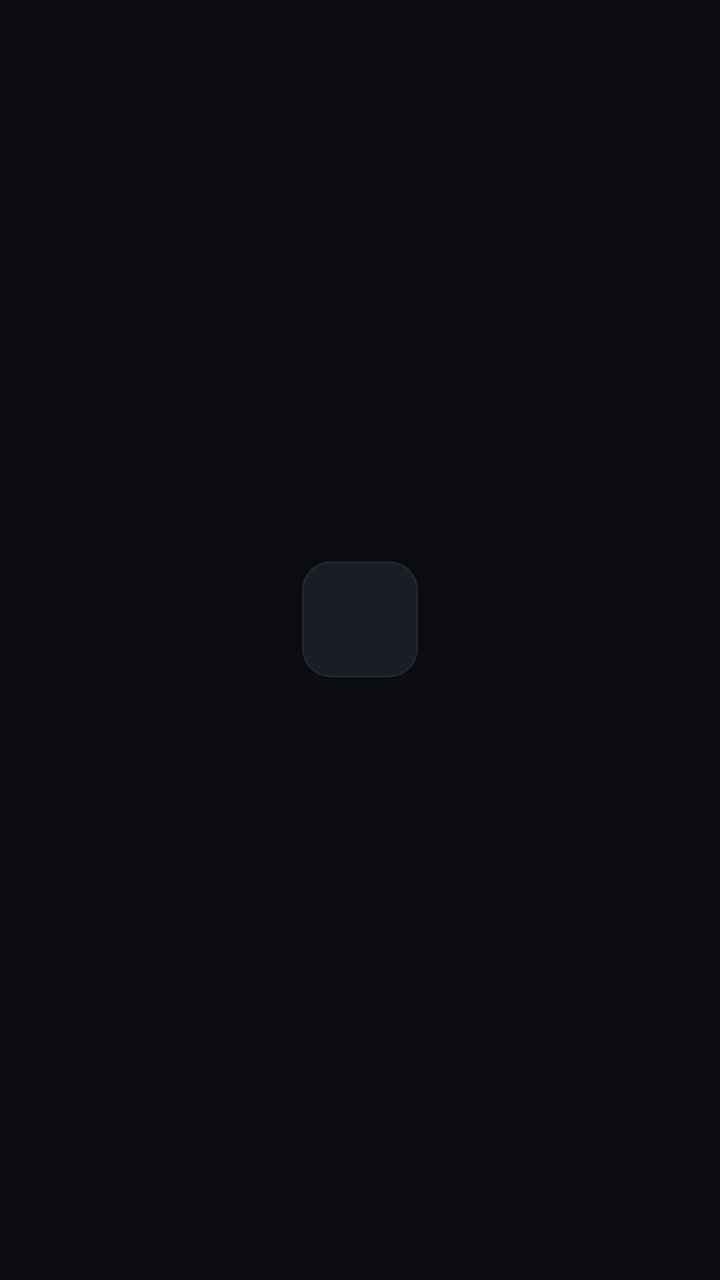
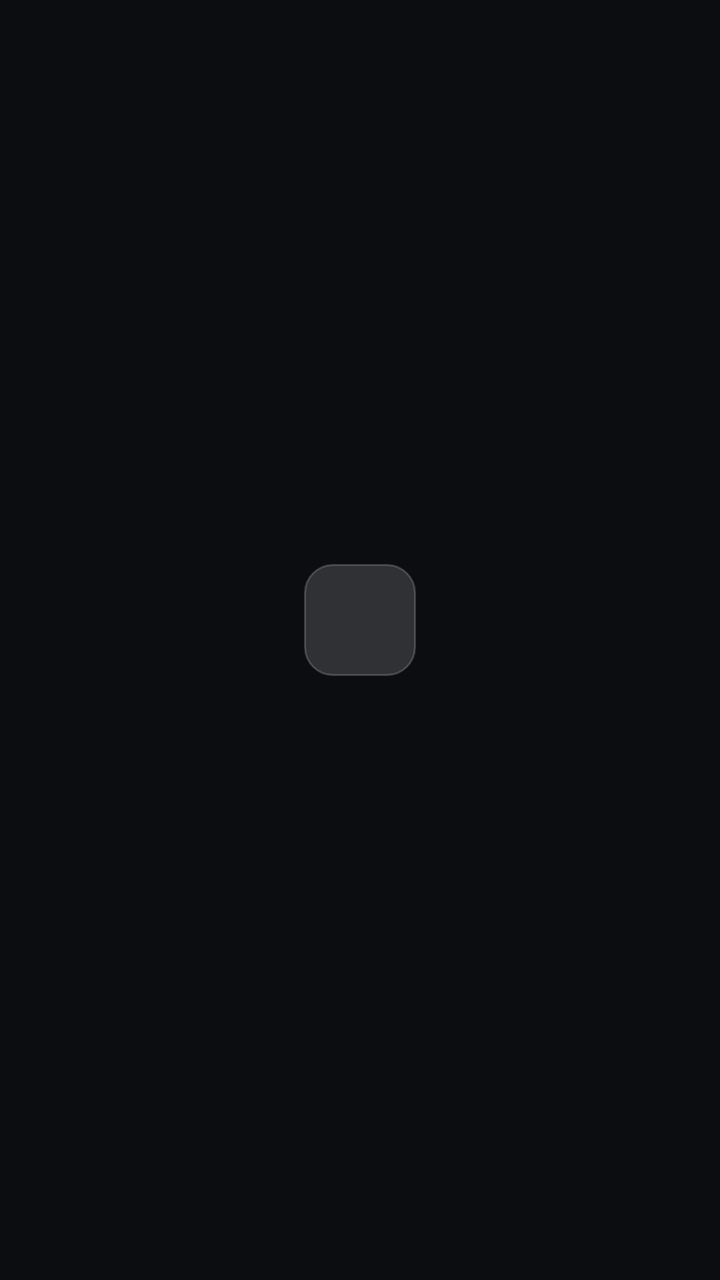

Two renders of the same Android screen: before a commit and after it. Below are the layout's source before the change and the commit's diff.
<!-- AndroidManifest.xml: application theme Theme.ApexDrive -->
<!-- res/layout/item_app_tile.xml -->
<?xml version="1.0" encoding="utf-8"?>
<LinearLayout xmlns:android="http://schemas.android.com/apk/res/android"
    android:layout_width="match_parent"
    android:layout_height="96dp"
    android:orientation="vertical"
    android:gravity="center"
    android:clickable="true"
    android:focusable="true">

    
    <FrameLayout
        android:layout_width="58dp"
        android:layout_height="58dp"
        android:background="@drawable/bg_squircle"
        android:padding="10dp">

        <ImageView
            android:id="@+id/ivAppIcon"
            android:layout_width="match_parent"
            android:layout_height="match_parent"
            android:scaleType="fitCenter"
            android:contentDescription="App Icon" />
    </FrameLayout>

    
    <TextView
        android:id="@+id/tvAppName"
        android:layout_width="wrap_content"
        android:layout_height="wrap_content"
        android:layout_marginTop="6dp"
        android:maxWidth="80dp"
        android:ellipsize="end"
        android:singleLine="true"
        android:gravity="center"
        android:textColor="@color/cockpit_text_primary"
        android:textSize="11sp"
        android:textStyle="normal" />

</LinearLayout>
<!-- resources referenced by this layout -->
<resources>
  <color name="cockpit_text_primary">#ECEEF2</color>
  <!-- drawable bg_squircle (drawable) -->
  <?xml version="1.0" encoding="utf-8"?>
  <shape xmlns:android="http://schemas.android.com/apk/res/android"
      android:shape="rectangle">
      <solid android:color="@color/cockpit_surface_elevated" />
      <stroke
          android:width="1dp"
          android:color="@color/cockpit_surface_border" />
      <corners android:radius="14dp" />
  </shape>
  <style name="Theme.ApexDrive" parent="Theme.AppCompat.NoActionBar">
          <item name="android:windowBackground">@color/cockpit_surface_base</item>
          <item name="android:statusBarColor">@color/cockpit_surface_panel</item>
          <item name="android:navigationBarColor">@color/cockpit_surface_base</item>
          <item name="android:windowNoTitle">true</item>
          <item name="android:windowFullscreen">true</item>
          <item name="android:colorBackground">@color/cockpit_surface_base</item>
      </style>
  <color name="cockpit_surface_elevated">#1A1D24</color>
  <color name="cockpit_surface_border">#232730</color>
  <color name="cockpit_surface_base">#0C0D10</color>
  <color name="cockpit_surface_panel">#13151A</color>
</resources>

<!-- the commit's change to res/layout/item_app_tile.xml (unified diff, before → after) -->
@@ -4,15 +4,14 @@
     android:layout_height="96dp"
     android:orientation="vertical"
     android:gravity="center"
-    android:clickable="true"
-    android:focusable="true">
+    android:padding="4dp">
 
     
     <FrameLayout
-        android:layout_width="58dp"
-        android:layout_height="58dp"
+        android:layout_width="56dp"
+        android:layout_height="56dp"
         android:background="@drawable/bg_squircle"
-        android:padding="10dp">
+        android:padding="8dp">
 
         <ImageView
             android:id="@+id/ivAppIcon"
@@ -27,13 +26,13 @@
         android:id="@+id/tvAppName"
         android:layout_width="wrap_content"
         android:layout_height="wrap_content"
-        android:layout_marginTop="6dp"
+        android:layout_marginTop="5dp"
         android:maxWidth="80dp"
         android:ellipsize="end"
         android:singleLine="true"
         android:gravity="center"
         android:textColor="@color/cockpit_text_primary"
         android:textSize="11sp"
-        android:textStyle="normal" />
+        android:fontFamily="sans-serif-medium" />
 
 </LinearLayout>
<!-- resource entries referenced after the edit -->
@@ -5,10 +5,10 @@
   <?xml version="1.0" encoding="utf-8"?>
   <shape xmlns:android="http://schemas.android.com/apk/res/android"
       android:shape="rectangle">
-      <solid android:color="@color/cockpit_surface_elevated" />
+      <solid android:color="#26FFFFFF" />
       <stroke
           android:width="1dp"
-          android:color="@color/cockpit_surface_border" />
+          android:color="#2EFFFFFF" />
       <corners android:radius="14dp" />
   </shape>
   <style name="Theme.ApexDrive" parent="Theme.AppCompat.NoActionBar">
@@ -19,8 +19,6 @@
           <item name="android:windowFullscreen">true</item>
           <item name="android:colorBackground">@color/cockpit_surface_base</item>
       </style>
-  <color name="cockpit_surface_elevated">#1A1D24</color>
-  <color name="cockpit_surface_border">#232730</color>
   <color name="cockpit_surface_base">#0C0D10</color>
   <color name="cockpit_surface_panel">#13151A</color>
 </resources>
